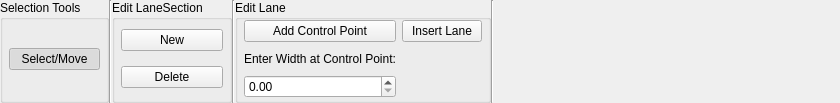
hlrs-vis/covise, file src/OpenCOVER/DrivingSim/oddlot/src/gui/tools/LaneRibbon.ui: the form before one commit.
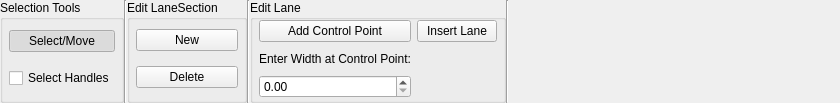
The form after the commit.

Commit message: ODDLOT: LaneEditor: checkbox to select only control handles

Patch:
```diff
--- a/src/OpenCOVER/DrivingSim/oddlot/src/gui/tools/LaneRibbon.ui
+++ b/src/OpenCOVER/DrivingSim/oddlot/src/gui/tools/LaneRibbon.ui
@@ -66,6 +66,13 @@
         </property>
        </widget>
       </item>
+      <item row="2" column="0">
+       <widget class="QCheckBox" name="handleCheckBox">
+        <property name="text">
+         <string>Select Handles</string>
+        </property>
+       </widget>
+      </item>
      </layout>
     </widget>
    </item>
```
The commit also changes 30 other files.
